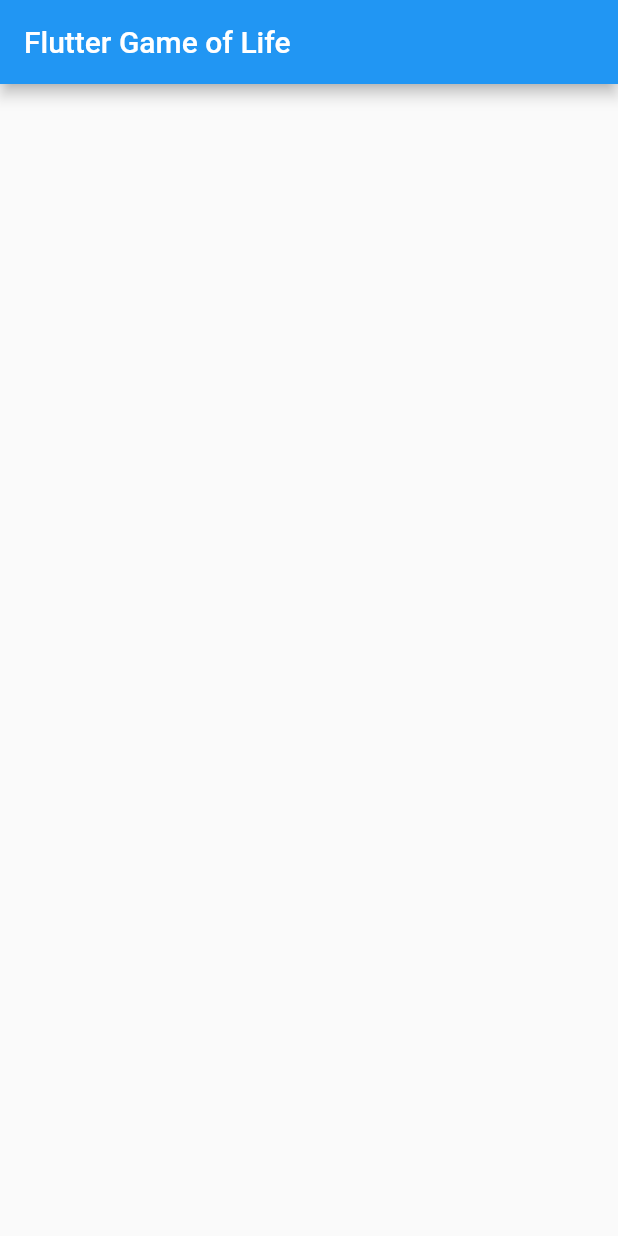
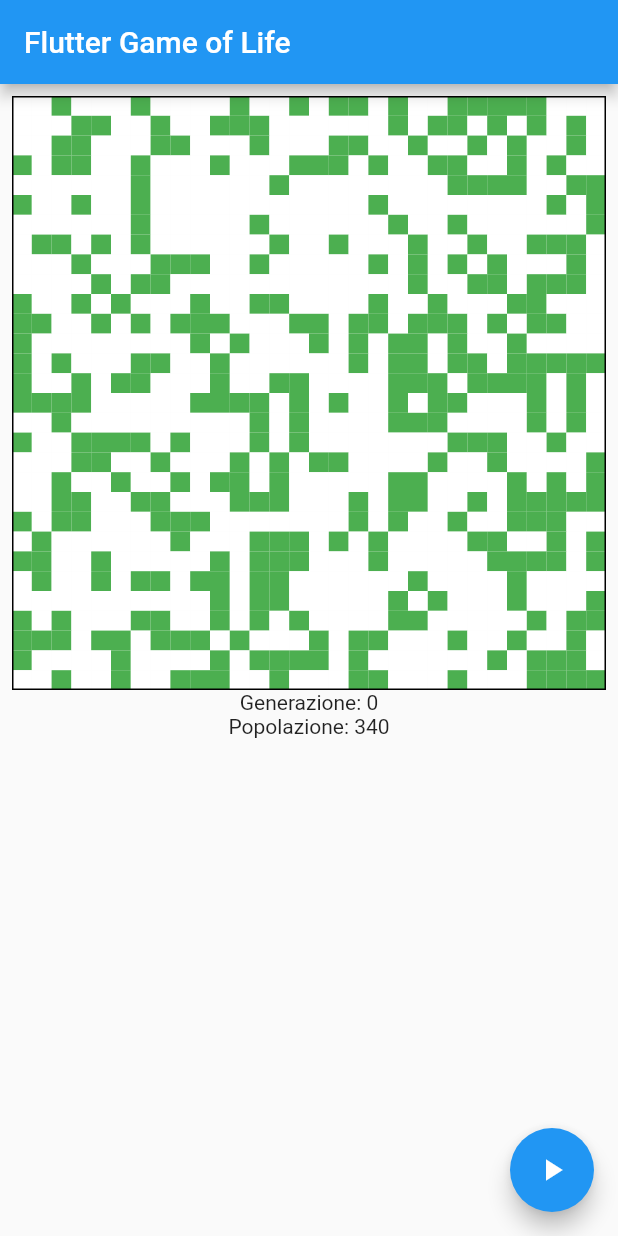
Before and after one commit to luigimicco/flutter_gameoflife, a Flutter app: the screen it shows after launch, on a phone screen of 412 x 824 dp. Run offline on Flutter 3.47's test engine with Material 2 defaults, Android fonts, the phone set to English and light mode, and no system bars.

Commit message:
add animation

```diff
--- a/lib/main.dart
+++ b/lib/main.dart
@@ -1,7 +1,12 @@
+import 'dart:async';
+
 import 'package:flutter/material.dart';
 
+import 'logic/gol_logic.dart';
+import 'widgets/gol_board.dart';
+
 void main() {
-  runApp(MyGOL(title: 'Flutter Game of Life'));
+  runApp(const MyGOL(title: 'Flutter Game of Life'));
 }
 
 class MyGOL extends StatefulWidget {
@@ -13,14 +18,77 @@
 }
 
 class _MyGOLState extends State<MyGOL> {
+  GameOfLife gameOfLife = GameOfLife();
+  bool gameIsRunning = false;
+  late Timer timer;
+
+  @override
+  void initState() {
+    super.initState();
+    gameOfLife.randomWorld();
+    timer =
+        Timer.periodic(const Duration(milliseconds: 500), (Timer t) => next());
+  }
+
+  @override
+  void dispose() {
+    timer.cancel();
+    super.dispose();
+  }
+
+  void next() {
+    if (gameIsRunning) {
+      setState(() {
+        gameOfLife.nextWorld();
+      });
+    }
+  }
+
+  void playStop() {
+    setState(() {
+      gameIsRunning = !gameIsRunning;
+    });
+  }
+
   @override
   Widget build(BuildContext context) {
+    const double paddingSize = 8;
+    final screenSize = MediaQuery.of(context).size;
+
+    double cellWidth = (screenSize.width - paddingSize * 2) / GameOfLife.size;
+    double cellHeight = (screenSize.height - kToolbarHeight - paddingSize * 2) /
+        GameOfLife.size;
+
+    if (cellWidth > cellHeight) {
+      cellWidth = cellHeight;
+    }
+
     return MaterialApp(
       home: Scaffold(
-          appBar: AppBar(
-            title: Text(widget.title),
+        appBar: AppBar(
+          title: Text(widget.title),
+        ),
+        body: Padding(
+          padding: const EdgeInsets.all(paddingSize),
+          child: Column(
+            children: [
+              GolBoard(
+                gameOfLife: gameOfLife,
+                cellSize: cellWidth,
+              ),
+              Text("Generazione: ${gameOfLife.generation}"),
+              Text("Popolazione: ${gameOfLife.population}"),
+            ],
           ),
-          body: Container()),
+        ),
+        floatingActionButton: FloatingActionButton(
+          onPressed: playStop,
+          tooltip: 'Start/Stop',
+          child: gameIsRunning
+              ? const Icon(Icons.pause)
+              : const Icon(Icons.play_arrow),
+        ),
+      ),
     );
   }
 }
```
